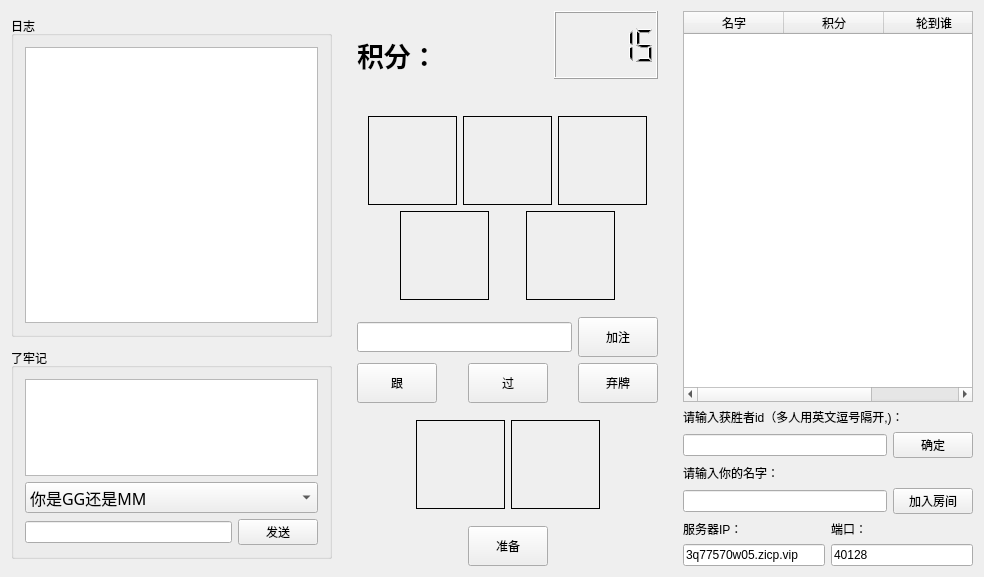
Qt form single_Client/poker_client.ui (Sakuramw/multiplePoker) before a commit.
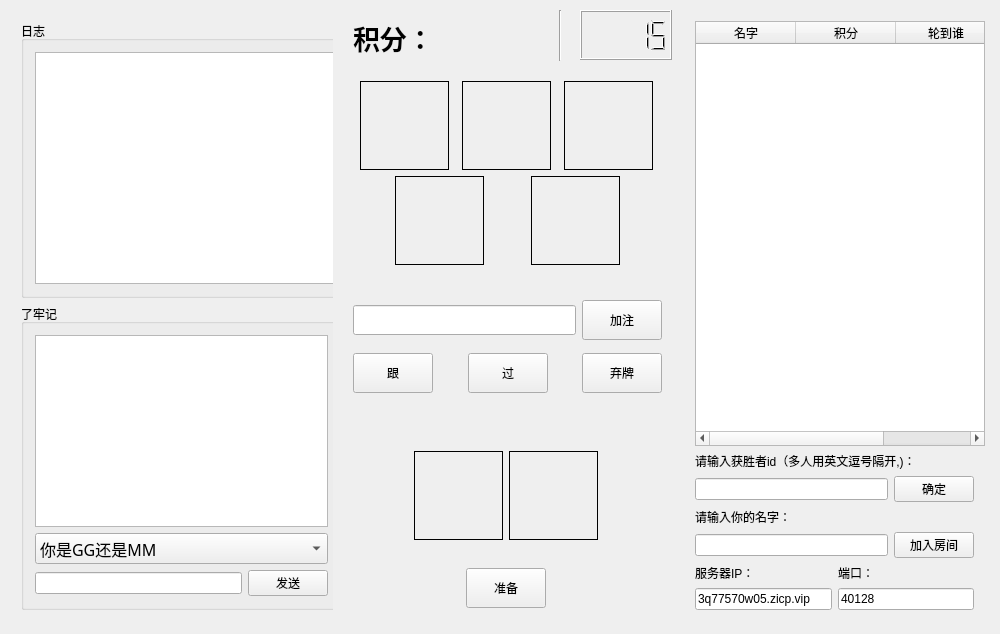
The same form after that commit.

Diff of the .ui file:
```diff
--- a/single_Client/poker_client.ui
+++ b/single_Client/poker_client.ui
@@ -9,38 +9,307 @@
    <rect>
     <x>0</x>
     <y>0</y>
-    <width>984</width>
-    <height>577</height>
+    <width>1000</width>
+    <height>634</height>
    </rect>
   </property>
   <property name="windowTitle">
    <string>PokerClient</string>
   </property>
-  <layout class="QVBoxLayout" name="verticalLayout_12">
+  <widget class="QLCDNumber" name="lcdNumber_countDown">
+   <property name="geometry">
+    <rect>
+     <x>580</x>
+     <y>10</y>
+     <width>92</width>
+     <height>50</height>
+    </rect>
+   </property>
+   <property name="sizePolicy">
+    <sizepolicy hsizetype="Fixed" vsizetype="Fixed">
+     <horstretch>0</horstretch>
+     <verstretch>0</verstretch>
+    </sizepolicy>
+   </property>
+   <property name="minimumSize">
+    <size>
+     <width>92</width>
+     <height>50</height>
+    </size>
+   </property>
+   <property name="frameShape">
+    <enum>QFrame::Box</enum>
+   </property>
+   <property name="mode">
+    <enum>QLCDNumber::Dec</enum>
+   </property>
+   <property name="value" stdset="0">
+    <double>15.000000000000000</double>
+   </property>
+  </widget>
+  <widget class="Line" name="line">
+   <property name="geometry">
+    <rect>
+     <x>550</x>
+     <y>10</y>
+     <width>20</width>
+     <height>51</height>
+    </rect>
+   </property>
+   <property name="orientation">
+    <enum>Qt::Vertical</enum>
+   </property>
+  </widget>
+  <widget class="QWidget" name="">
+   <property name="geometry">
+    <rect>
+     <x>684</x>
+     <y>10</y>
+     <width>301</width>
+     <height>611</height>
+    </rect>
+   </property>
+   <layout class="QVBoxLayout" name="verticalLayout_10">
    <item>
-    <layout class="QHBoxLayout" name="horizontalLayout_15">
+     <widget class="QTableWidget" name="tableWidget_playerName">
+      <property name="minimumSize">
+       <size>
+        <width>290</width>
+        <height>350</height>
+       </size>
+      </property>
+      <column>
+       <property name="text">
+        <string>名字</string>
+       </property>
+      </column>
+      <column>
+       <property name="text">
+        <string>积分</string>
+       </property>
+      </column>
+      <column>
+       <property name="text">
+        <string>轮到谁</string>
+       </property>
+      </column>
+     </widget>
+    </item>
      <item>
+     <layout class="QVBoxLayout" name="verticalLayout_9">
+      <item>
+       <widget class="QLabel" name="label_winner">
+        <property name="text">
+         <string>请输入获胜者id（多人用英文逗号隔开,)：</string>
+        </property>
+        <property name="wordWrap">
+         <bool>true</bool>
+        </property>
+       </widget>
+      </item>
+      <item>
+       <layout class="QHBoxLayout" name="horizontalLayout_11">
+        <item>
+         <widget class="QLineEdit" name="lineEdit_winner"/>
+        </item>
+        <item>
+         <widget class="QPushButton" name="pushButton_winner">
+          <property name="text">
+           <string>确定</string>
+          </property>
+         </widget>
+        </item>
+       </layout>
+      </item>
+     </layout>
+    </item>
+    <item>
+     <layout class="QVBoxLayout" name="verticalLayout_8">
+      <item>
+       <widget class="QLabel" name="label">
+        <property name="text">
+         <string>请输入你的名字：</string>
+        </property>
+       </widget>
+      </item>
+      <item>
+       <layout class="QHBoxLayout" name="horizontalLayout_12">
+        <item>
+         <widget class="QLineEdit" name="lineEdit_name"/>
+        </item>
+        <item>
+         <widget class="QPushButton" name="pushButton_join">
+          <property name="text">
+           <string>加入房间</string>
+          </property>
+         </widget>
+        </item>
+       </layout>
+      </item>
+     </layout>
+    </item>
+    <item>
+     <layout class="QHBoxLayout" name="horizontalLayout_13">
+      <item>
+       <layout class="QVBoxLayout" name="verticalLayout_6">
+        <item>
+         <widget class="QLabel" name="label_ip">
+          <property name="text">
+           <string>服务器IP：</string>
+          </property>
+         </widget>
+        </item>
+        <item>
+         <widget class="QLineEdit" name="lineEdit_ip">
+          <property name="sizePolicy">
+           <sizepolicy hsizetype="Expanding" vsizetype="Fixed">
+            <horstretch>2</horstretch>
+            <verstretch>0</verstretch>
+           </sizepolicy>
+          </property>
+          <property name="text">
+           <string>3q77570w05.zicp.vip</string>
+          </property>
+         </widget>
+        </item>
+       </layout>
+      </item>
+      <item>
+       <layout class="QVBoxLayout" name="verticalLayout_7">
+        <item>
+         <widget class="QLabel" name="label_port">
+          <property name="text">
+           <string>端口：</string>
+          </property>
+         </widget>
+        </item>
+        <item>
+         <widget class="QLineEdit" name="lineEdit_port">
+          <property name="sizePolicy">
+           <sizepolicy hsizetype="Expanding" vsizetype="Fixed">
+            <horstretch>1</horstretch>
+            <verstretch>0</verstretch>
+           </sizepolicy>
+          </property>
+          <property name="text">
+           <string>40128</string>
+          </property>
+         </widget>
+        </item>
+       </layout>
+      </item>
+     </layout>
+    </item>
+   </layout>
+  </widget>
+  <widget class="QWidget" name="">
+   <property name="geometry">
+    <rect>
+     <x>342</x>
+     <y>10</y>
+     <width>201</width>
+     <height>51</height>
+    </rect>
+   </property>
+   <layout class="QHBoxLayout" name="horizontalLayout_5">
+    <item>
+     <widget class="QLabel" name="label_2">
+      <property name="minimumSize">
+       <size>
+        <width>84</width>
+        <height>34</height>
+       </size>
+      </property>
+      <property name="font">
+       <font>
+        <family>Agency FB</family>
+        <pointsize>20</pointsize>
+        <weight>75</weight>
+        <bold>true</bold>
+       </font>
+      </property>
+      <property name="text">
+       <string>积分：</string>
+      </property>
+     </widget>
+    </item>
+    <item>
+     <widget class="QLabel" name="label_score">
+      <property name="sizePolicy">
+       <sizepolicy hsizetype="Expanding" vsizetype="Expanding">
+        <horstretch>0</horstretch>
+        <verstretch>0</verstretch>
+       </sizepolicy>
+      </property>
+      <property name="minimumSize">
+       <size>
+        <width>0</width>
+        <height>0</height>
+       </size>
+      </property>
+      <property name="font">
+       <font>
+        <family>Agency FB</family>
+        <pointsize>20</pointsize>
+        <weight>75</weight>
+        <bold>true</bold>
+       </font>
+      </property>
+      <property name="text">
+       <string/>
+      </property>
+     </widget>
+    </item>
+   </layout>
+  </widget>
+  <widget class="QWidget" name="">
+   <property name="geometry">
+    <rect>
+     <x>10</x>
+     <y>10</y>
+     <width>323</width>
+     <height>611</height>
+    </rect>
+   </property>
       <layout class="QVBoxLayout" name="verticalLayout_5">
        <item>
         <widget class="QGroupBox" name="groupBox_log">
+      <property name="sizePolicy">
+       <sizepolicy hsizetype="Preferred" vsizetype="Preferred">
+        <horstretch>0</horstretch>
+        <verstretch>0</verstretch>
+       </sizepolicy>
+      </property>
          <property name="minimumSize">
           <size>
            <width>321</width>
-           <height>321</height>
+        <height>0</height>
           </size>
          </property>
          <property name="maximumSize">
           <size>
            <width>321</width>
-           <height>321</height>
+        <height>1666660</height>
           </size>
          </property>
          <property name="title">
           <string>日志</string>
          </property>
-         <layout class="QHBoxLayout" name="horizontalLayout_3">
+      <layout class="QVBoxLayout" name="verticalLayout_4">
           <item>
            <widget class="QTextBrowser" name="textBrowser_log">
+         <property name="sizePolicy">
+          <sizepolicy hsizetype="Minimum" vsizetype="Expanding">
+           <horstretch>0</horstretch>
+           <verstretch>1</verstretch>
+          </sizepolicy>
+         </property>
+         <property name="minimumSize">
+          <size>
+           <width>301</width>
+           <height>0</height>
+          </size>
+         </property>
             <property name="font">
              <font>
               <family>Agency FB</family>
@@ -54,6 +323,12 @@
        </item>
        <item>
         <widget class="QGroupBox" name="groupBox_chat">
+      <property name="sizePolicy">
+       <sizepolicy hsizetype="Preferred" vsizetype="Preferred">
+        <horstretch>0</horstretch>
+        <verstretch>0</verstretch>
+       </sizepolicy>
+      </property>
          <property name="minimumSize">
           <size>
            <width>321</width>
@@ -62,8 +337,8 @@
          </property>
          <property name="maximumSize">
           <size>
-           <width>0</width>
-           <height>211</height>
+        <width>321</width>
+        <height>16777215</height>
           </size>
          </property>
          <property name="title">
@@ -71,7 +346,14 @@
          </property>
          <layout class="QVBoxLayout" name="verticalLayout">
           <item>
-           <widget class="QTextBrowser" name="textBrowser_lelaoji"/>
+        <widget class="QTextBrowser" name="textBrowser_lelaoji">
+         <property name="sizePolicy">
+          <sizepolicy hsizetype="Expanding" vsizetype="Expanding">
+           <horstretch>0</horstretch>
+           <verstretch>1</verstretch>
+          </sizepolicy>
+         </property>
+        </widget>
           </item>
           <item>
            <widget class="QComboBox" name="comboBox_quicklyMessage">
@@ -211,103 +493,160 @@
         </widget>
        </item>
       </layout>
-     </item>
+  </widget>
+  <widget class="QWidget" name="">
+   <property name="geometry">
+    <rect>
+     <x>340</x>
+     <y>418</y>
+     <width>331</width>
+     <height>201</height>
+    </rect>
+   </property>
+   <layout class="QVBoxLayout" name="verticalLayout_3">
+    <item>
+     <layout class="QHBoxLayout" name="horizontalLayout_3">
+      <item>
+       <spacer name="horizontalSpacer_8">
+        <property name="orientation">
+         <enum>Qt::Horizontal</enum>
+        </property>
+        <property name="sizeHint" stdset="0">
+         <size>
+          <width>40</width>
+          <height>20</height>
+         </size>
+        </property>
+       </spacer>
+      </item>
+      <item>
+       <widget class="QWidget" name="widget_myCard" native="true">
+        <layout class="QHBoxLayout" name="horizontalLayout">
+         <item>
+          <widget class="QLabel" name="label_card1">
+           <property name="sizePolicy">
+            <sizepolicy hsizetype="Fixed" vsizetype="Fixed">
+             <horstretch>0</horstretch>
+             <verstretch>0</verstretch>
+            </sizepolicy>
+           </property>
+           <property name="minimumSize">
+            <size>
+             <width>89</width>
+             <height>89</height>
+            </size>
+           </property>
+           <property name="font">
+            <font>
+             <pointsize>20</pointsize>
+             <weight>75</weight>
+             <bold>true</bold>
+            </font>
+           </property>
+           <property name="frameShape">
+            <enum>QFrame::Box</enum>
+           </property>
+           <property name="text">
+            <string/>
+           </property>
+           <property name="wordWrap">
+            <bool>true</bool>
+           </property>
+          </widget>
+         </item>
+         <item>
+          <widget class="QLabel" name="label_card2">
+           <property name="sizePolicy">
+            <sizepolicy hsizetype="Fixed" vsizetype="Fixed">
+             <horstretch>0</horstretch>
+             <verstretch>0</verstretch>
+            </sizepolicy>
+           </property>
+           <property name="minimumSize">
+            <size>
+             <width>89</width>
+             <height>89</height>
+            </size>
+           </property>
+           <property name="font">
+            <font>
+             <pointsize>20</pointsize>
+             <weight>75</weight>
+             <bold>true</bold>
+            </font>
+           </property>
+           <property name="frameShape">
+            <enum>QFrame::Box</enum>
+           </property>
+           <property name="text">
+            <string/>
+           </property>
+           <property name="wordWrap">
+            <bool>true</bool>
+           </property>
+          </widget>
+         </item>
+        </layout>
+       </widget>
+      </item>
+      <item>
+       <spacer name="horizontalSpacer_9">
+        <property name="orientation">
+         <enum>Qt::Horizontal</enum>
+        </property>
+        <property name="sizeHint" stdset="0">
+         <size>
+          <width>40</width>
+          <height>20</height>
+         </size>
+        </property>
+       </spacer>
+      </item>
+     </layout>
+    </item>
+    <item>
+     <layout class="QHBoxLayout" name="horizontalLayout_9">
      <item>
       <spacer name="horizontalSpacer_10">
        <property name="orientation">
         <enum>Qt::Horizontal</enum>
        </property>
-       <property name="sizeType">
-        <enum>QSizePolicy::Expanding</enum>
-       </property>
        <property name="sizeHint" stdset="0">
         <size>
-         <width>13</width>
-         <height>20</height>
+          <width>37</width>
+          <height>17</height>
         </size>
        </property>
       </spacer>
      </item>
      <item>
-      <layout class="QVBoxLayout" name="verticalLayout_11">
-       <item>
-        <layout class="QHBoxLayout" name="horizontalLayout_14">
-         <item>
-          <layout class="QHBoxLayout" name="horizontalLayout_5">
-           <item>
-            <widget class="QLabel" name="label_2">
+       <widget class="QPushButton" name="pushButton_ready">
              <property name="minimumSize">
               <size>
-               <width>84</width>
-               <height>34</height>
-              </size>
-             </property>
-             <property name="font">
-              <font>
-               <family>Agency FB</family>
-               <pointsize>20</pointsize>
-               <weight>75</weight>
-               <bold>true</bold>
-              </font>
-             </property>
-             <property name="text">
-              <string>积分：</string>
-             </property>
-            </widget>
-           </item>
-           <item>
-            <widget class="QLabel" name="label_score">
-             <property name="minimumSize">
+          <width>75</width>
+          <height>40</height>
+         </size>
+        </property>
+        <property name="maximumSize">
               <size>
-               <width>101</width>
-               <height>35</height>
-              </size>
-             </property>
-             <property name="font">
-              <font>
-               <family>Agency FB</family>
-               <pointsize>20</pointsize>
-               <weight>75</weight>
-               <bold>true</bold>
-              </font>
-             </property>
+          <width>89</width>
+          <height>16777215</height>
+         </size>
+        </property>
              <property name="text">
-              <string/>
+         <string>准备</string>
              </property>
             </widget>
            </item>
-          </layout>
-         </item>
          <item>
-          <layout class="QVBoxLayout" name="verticalLayout_4">
-           <item>
-            <widget class="QLCDNumber" name="lcdNumber_countDown">
-             <property name="minimumSize">
-              <size>
-               <width>92</width>
-               <height>50</height>
-              </size>
-             </property>
-             <property name="frameShape">
-              <enum>QFrame::Box</enum>
-             </property>
-             <property name="mode">
-              <enum>QLCDNumber::Dec</enum>
-             </property>
-             <property name="value" stdset="0">
-              <double>15.000000000000000</double>
-             </property>
-            </widget>
-           </item>
-           <item>
-            <spacer name="horizontalSpacer_12">
+       <spacer name="horizontalSpacer_11">
              <property name="orientation">
               <enum>Qt::Horizontal</enum>
              </property>
              <property name="sizeHint" stdset="0">
               <size>
-               <width>40</width>
-               <height>20</height>
+          <width>37</width>
+          <height>17</height>
               </size>
              </property>
             </spacer>
@@ -315,14 +654,27 @@
           </layout>
          </item>
         </layout>
-       </item>
-       <item>
+  </widget>
         <widget class="QWidget" name="widget_pCard" native="true">
+   <property name="geometry">
+    <rect>
+     <x>342</x>
+     <y>70</y>
+     <width>331</width>
+     <height>206</height>
+    </rect>
+   </property>
          <layout class="QVBoxLayout" name="verticalLayout_2">
           <item>
            <layout class="QHBoxLayout" name="horizontalLayout_6">
             <item>
              <widget class="QLabel" name="label_pcard1">
+        <property name="sizePolicy">
+         <sizepolicy hsizetype="Fixed" vsizetype="Fixed">
+          <horstretch>0</horstretch>
+          <verstretch>0</verstretch>
+         </sizepolicy>
+        </property>
               <property name="minimumSize">
                <size>
                 <width>89</width>
@@ -349,6 +701,12 @@
             </item>
             <item>
              <widget class="QLabel" name="label_pcard2">
+        <property name="sizePolicy">
+         <sizepolicy hsizetype="Fixed" vsizetype="Fixed">
+          <horstretch>0</horstretch>
+          <verstretch>0</verstretch>
+         </sizepolicy>
+        </property>
               <property name="minimumSize">
                <size>
                 <width>89</width>
@@ -375,6 +733,12 @@
             </item>
             <item>
              <widget class="QLabel" name="label_pcard3">
+        <property name="sizePolicy">
+         <sizepolicy hsizetype="Fixed" vsizetype="Fixed">
+          <horstretch>0</horstretch>
+          <verstretch>0</verstretch>
+         </sizepolicy>
+        </property>
               <property name="minimumSize">
                <size>
                 <width>89</width>
@@ -498,7 +862,16 @@
           </item>
          </layout>
         </widget>
-       </item>
+  <widget class="QWidget" name="">
+   <property name="geometry">
+    <rect>
+     <x>342</x>
+     <y>282</y>
+     <width>331</width>
+     <height>131</height>
+    </rect>
+   </property>
+   <layout class="QVBoxLayout" name="verticalLayout_11">
        <item>
         <layout class="QHBoxLayout" name="horizontalLayout_2">
          <item>
@@ -610,290 +983,11 @@
          </item>
         </layout>
        </item>
-       <item>
-        <layout class="QHBoxLayout" name="horizontalLayout_10">
-         <item>
-          <spacer name="horizontalSpacer_8">
-           <property name="orientation">
-            <enum>Qt::Horizontal</enum>
-           </property>
-           <property name="sizeHint" stdset="0">
-            <size>
-             <width>40</width>
-             <height>20</height>
-            </size>
-           </property>
-          </spacer>
-         </item>
-         <item>
-          <layout class="QVBoxLayout" name="verticalLayout_3">
-           <item>
-            <widget class="QWidget" name="widget_myCard" native="true">
-             <layout class="QHBoxLayout" name="horizontalLayout">
-              <item>
-               <widget class="QLabel" name="label_card1">
-                <property name="minimumSize">
-                 <size>
-                  <width>89</width>
-                  <height>89</height>
-                 </size>
-                </property>
-                <property name="font">
-                 <font>
-                  <pointsize>20</pointsize>
-                  <weight>75</weight>
-                  <bold>true</bold>
-                 </font>
-                </property>
-                <property name="frameShape">
-                 <enum>QFrame::Box</enum>
-                </property>
-                <property name="text">
-                 <string/>
-                </property>
-                <property name="wordWrap">
-                 <bool>true</bool>
-                </property>
-               </widget>
-              </item>
-              <item>
-               <widget class="QLabel" name="label_card2">
-                <property name="minimumSize">
-                 <size>
-                  <width>89</width>
-                  <height>89</height>
-                 </size>
-                </property>
-                <property name="font">
-                 <font>
-                  <pointsize>20</pointsize>
-                  <weight>75</weight>
-                  <bold>true</bold>
-                 </font>
-                </property>
-                <property name="frameShape">
-                 <enum>QFrame::Box</enum>
-                </property>
-                <property name="text">
-                 <string/>
-                </property>
-                <property name="wordWrap">
-                 <bool>true</bool>
-                </property>
-               </widget>
-              </item>
-             </layout>
-            </widget>
-           </item>
-           <item>
-            <layout class="QHBoxLayout" name="horizontalLayout_9">
-             <item>
-              <spacer name="horizontalSpacer_6">
-               <property name="orientation">
-                <enum>Qt::Horizontal</enum>
-               </property>
-               <property name="sizeHint" stdset="0">
-                <size>
-                 <width>40</width>
-                 <height>20</height>
-                </size>
-               </property>
-              </spacer>
-             </item>
-             <item>
-              <widget class="QPushButton" name="pushButton_ready">
-               <property name="minimumSize">
-                <size>
-                 <width>75</width>
-                 <height>40</height>
-                </size>
-               </property>
-               <property name="maximumSize">
-                <size>
-                 <width>89</width>
-                 <height>16777215</height>
-                </size>
-               </property>
-               <property name="text">
-                <string>准备</string>
-               </property>
-              </widget>
-             </item>
-             <item>
-              <spacer name="horizontalSpacer_7">
-               <property name="orientation">
-                <enum>Qt::Horizontal</enum>
-               </property>
-               <property name="sizeHint" stdset="0">
-                <size>
-                 <width>40</width>
-                 <height>20</height>
-                </size>
-               </property>
-              </spacer>
-             </item>
-            </layout>
-           </item>
-          </layout>
-         </item>
-         <item>
-          <spacer name="horizontalSpacer_9">
-           <property name="orientation">
-            <enum>Qt::Horizontal</enum>
-           </property>
-           <property name="sizeHint" stdset="0">
-            <size>
-             <width>40</width>
-             <height>20</height>
-            </size>
-           </property>
-          </spacer>
-         </item>
-        </layout>
-       </item>
-      </layout>
-     </item>
-     <item>
-      <spacer name="horizontalSpacer_11">
-       <property name="orientation">
-        <enum>Qt::Horizontal</enum>
-       </property>
-       <property name="sizeType">
-        <enum>QSizePolicy::Expanding</enum>
-       </property>
-       <property name="sizeHint" stdset="0">
-        <size>
-         <width>13</width>
-         <height>20</height>
-        </size>
-       </property>
-      </spacer>
-     </item>
-     <item>
-      <layout class="QVBoxLayout" name="verticalLayout_10">
-       <item>
-        <widget class="QTableWidget" name="tableWidget_playerName">
-         <property name="minimumSize">
-          <size>
-           <width>290</width>
-           <height>350</height>
-          </size>
-         </property>
-         <column>
-          <property name="text">
-           <string>名字</string>
-          </property>
-         </column>
-         <column>
-          <property name="text">
-           <string>积分</string>
-          </property>
-         </column>
-         <column>
-          <property name="text">
-           <string>轮到谁</string>
-          </property>
-         </column>
-        </widget>
-       </item>
-       <item>
-        <layout class="QVBoxLayout" name="verticalLayout_9">
-         <item>
-          <widget class="QLabel" name="label_winner">
-           <property name="text">
-            <string>请输入获胜者id（多人用英文逗号隔开,)：</string>
-           </property>
-           <property name="wordWrap">
-            <bool>true</bool>
-           </property>
-          </widget>
-         </item>
-         <item>
-          <layout class="QHBoxLayout" name="horizontalLayout_11">
-           <item>
-            <widget class="QLineEdit" name="lineEdit_winner"/>
-           </item>
-           <item>
-            <widget class="QPushButton" name="pushButton_winner">
-             <property name="text">
-              <string>确定</string>
-             </property>
-            </widget>
-           </item>
-          </layout>
-         </item>
-        </layout>
-       </item>
-       <item>
-        <layout class="QVBoxLayout" name="verticalLayout_8">
-         <item>
-          <widget class="QLabel" name="label">
-           <property name="text">
-            <string>请输入你的名字：</string>
-           </property>
-          </widget>
-         </item>
-         <item>
-          <layout class="QHBoxLayout" name="horizontalLayout_12">
-           <item>
-            <widget class="QLineEdit" name="lineEdit_name"/>
-           </item>
-           <item>
-            <widget class="QPushButton" name="pushButton_join">
-             <property name="text">
-              <string>加入房间</string>
-             </property>
-            </widget>
-           </item>
-          </layout>
-         </item>
-        </layout>
-       </item>
-       <item>
-        <layout class="QHBoxLayout" name="horizontalLayout_13">
-         <item>
-          <layout class="QVBoxLayout" name="verticalLayout_6">
-           <item>
-            <widget class="QLabel" name="label_ip">
-             <property name="text">
-              <string>服务器IP：</string>
-             </property>
-            </widget>
-           </item>
-           <item>
-            <widget class="QLineEdit" name="lineEdit_ip">
-             <property name="text">
-              <string>3q77570w05.zicp.vip</string>
-             </property>
-            </widget>
-           </item>
-          </layout>
-         </item>
-         <item>
-          <layout class="QVBoxLayout" name="verticalLayout_7">
-           <item>
-            <widget class="QLabel" name="label_port">
-             <property name="text">
-              <string>端口：</string>
-             </property>
-            </widget>
-           </item>
-           <item>
-            <widget class="QLineEdit" name="lineEdit_port">
-             <property name="text">
-              <string>40128</string>
-             </property>
-            </widget>
-           </item>
-          </layout>
-         </item>
-        </layout>
-       </item>
-      </layout>
-     </item>
-    </layout>
-   </item>
-  </layout>
+   </layout>
+  </widget>
+  <zorder>lcdNumber_countDown</zorder>
+  <zorder>label_score</zorder>
+  <zorder>line</zorder>
  </widget>
  <layoutdefault spacing="6" margin="11"/>
  <resources/>
```
Lines whose indentation alone changed are shown as unchanged.
